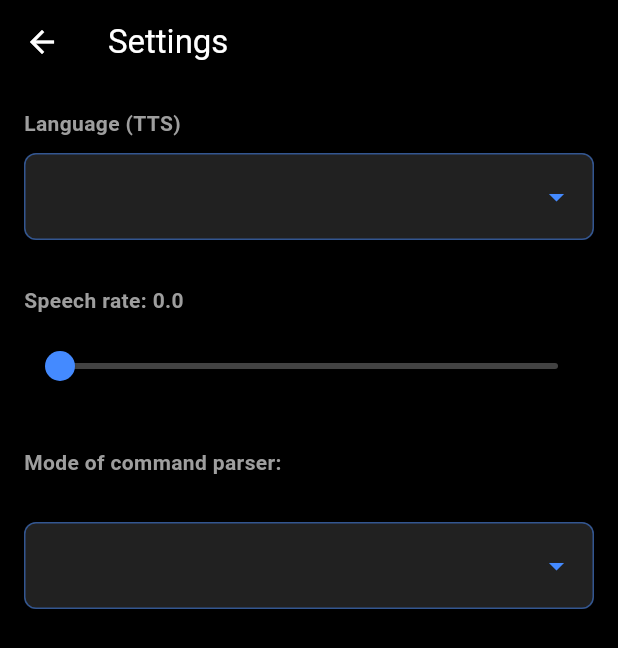
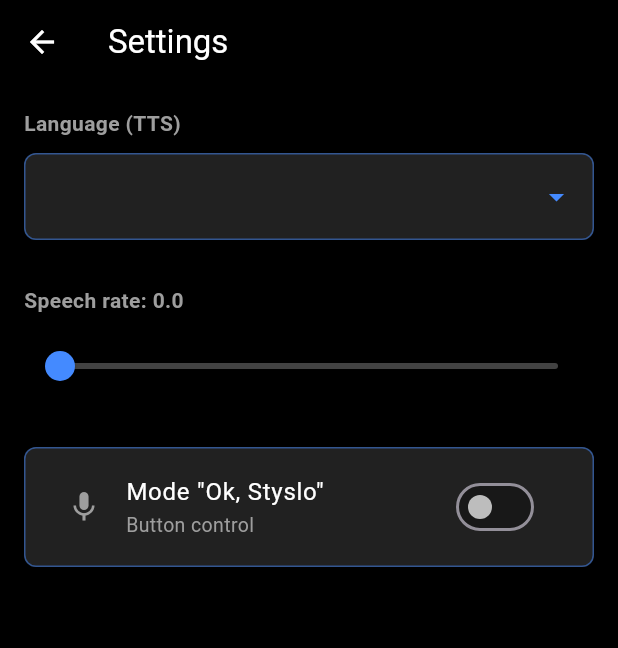
Before and after one commit to Eliashadow/Styslo, a Flutter app: the SettingsScreen screen opened directly with empty values, on a phone screen of 412 x 824 dp. Shown: the top 648 px of the screen. Run offline on Flutter 3.47's test engine with Material 3 defaults, Android fonts, the phone set to English and light mode, and no system bars; our stand-ins replace audio_service, flutter_tts, logger; missing offline and left inert: audio_session, vosk_flutter; network calls fail; statements that could not run were skipped.

Commit message:
Migrated logs to logger, changing from dropdown to toggle "ok, styslo" and making foundation for headset control, fixed highligting text and regressing text after pause

```diff
--- a/lib/settings_screen.dart
+++ b/lib/settings_screen.dart
@@ -9,7 +9,8 @@ class SettingsScreen extends StatefulWidget {
   final ValueChanged<String> onCommandModeChanged;
 
   const SettingsScreen({
-    Key? key,
+    super.key,
+
     required this.initialLanguage,
     required this.initialSpeechRate,
     required this.onLanguageChanged,
@@ -17,7 +18,7 @@ class SettingsScreen extends StatefulWidget {
     required this.initialCommandMode,
     required this.onCommandModeChanged,
 
-  }) : super(key: key);
+  });
 
   @override
   State<SettingsScreen> createState() => _SettingsScreenState();
@@ -27,8 +28,8 @@ class _SettingsScreenState extends State<SettingsScreen> {
   late String _selectedLanguage;
   late String _selectedCommandMode;
   late double _speechRate;
+
   final List<String> _allowedLanguages = ["uk-UA", "en-US", "en-UK"];
-  final List<String> _allowedCommandModes = ['button', 'ok, styslo'];
 
   @override
   void initState() {
@@ -63,7 +64,7 @@ class _SettingsScreenState extends State<SettingsScreen> {
               decoration: BoxDecoration(
                 color: Colors.grey[900],
                 borderRadius: BorderRadius.circular(8),
-                border: Border.all(color: Colors.blueAccent.withOpacity(0.5)),
+                border: Border.all(color: Colors.blueAccent.withValues(alpha: 0.5)),
               ),
               child: DropdownButtonHideUnderline(
                 child: DropdownButton<String>(
@@ -111,46 +112,54 @@ class _SettingsScreenState extends State<SettingsScreen> {
 
             const SizedBox(height: 30),
 
-            Text(
-              "Mode of command parser:",
-              style: const TextStyle(color: Colors.grey, fontSize: 14, fontWeight: FontWeight.bold)
+            Card(
+              color: Colors.grey[900],
+              margin: EdgeInsets.zero,
+              shape: RoundedRectangleBorder(
+                borderRadius: BorderRadius.circular(8),
+                side: BorderSide(color: Colors.blueAccent.withValues(alpha: 0.5)),
               ),
+              child: Padding(
+                padding: const EdgeInsets.symmetric(horizontal: 12, vertical: 4),
+                child: SwitchListTile(
+                  title: const Text(
+                    "Mode \"Ok, Styslo\"",
+                    style: TextStyle(color: Colors.white, fontSize: 16),
+                  ),
+                  subtitle: Text(
+                    _selectedCommandMode == 'ok, styslo' ? "Voice activation" : "Button control",
+                    style: TextStyle(
+                      color: _selectedCommandMode == 'ok, styslo' ? Colors.blueAccent : Colors.grey,
+                      fontSize: 13,
+                    ),
+                  ),
+                  secondary: Icon(
+                    Icons.mic,
+                    color: _selectedCommandMode == 'ok, styslo' ? Colors.blueAccent : Colors.grey,
+                  ),
+                  activeThumbColor: Colors.blueAccent,
+                  activeTrackColor: Colors.blue.withValues(alpha: 0.3),
+                  inactiveThumbColor: Colors.grey[400],
+                  inactiveTrackColor: Colors.black26,
+                  value: _selectedCommandMode == 'ok, styslo',
+                  onChanged: (bool value) async {
+                    final String nextMode = value ? 'ok, styslo' : 'button';
 
-            const SizedBox(height: 30),
+                    setState(() {
+                      _selectedCommandMode = nextMode;
+                    });
 
-            Container(
-              padding: const EdgeInsets.symmetric(horizontal: 12, vertical: 4),
-              decoration: BoxDecoration(
-                color: Colors.grey[900],
-                borderRadius: BorderRadius.circular(8),
-                border: Border.all(color: Colors.blueAccent.withOpacity(0.5)),
-              ),
-              child: DropdownButtonHideUnderline(
-                child: DropdownButton<String>(
-                  value: _selectedCommandMode,
-                  dropdownColor: Colors.grey[900],
-                  style: const TextStyle(color: Colors.white, fontSize: 16),
-                  icon: const Icon(Icons.arrow_drop_down, color: Colors.blueAccent),
-                  isExpanded: true,
-                  items: _allowedCommandModes.map((String mode) {
-                    String displayName = mode;
-                    if (mode == "button") displayName = "Button";
-                    if (mode == 'ok, styslo') displayName = "Ok, Styslo";
-                    return DropdownMenuItem<String>(value: mode, child: Text(displayName));
-                  }).toList(),
-                  onChanged: (String? newValue) {
-                  if (newValue != null) {
-                    setState(() {
-                      _selectedCommandMode = newValue;
+                    await Future.delayed(const Duration(milliseconds: 190));
+
+                    WidgetsBinding.instance.addPostFrameCallback((_) {
+                      widget.onCommandModeChanged(nextMode);
                     });
-                    widget.onCommandModeChanged(newValue);
-                  }
-                },
-               ),
+                  },
+                ),
               ),
             ),
           ],
-        ),
+        ), //
       ),
     );
   }
```
Also changed, not shown: lib/audio_command_handler.dart (added, +132 -0 lines), lib/main.dart (+144 -56 lines), lib/sources_screen.dart (+44 -6 lines), pubspec.yaml (+7 -2 lines), pubspec.lock, 5 other files.
